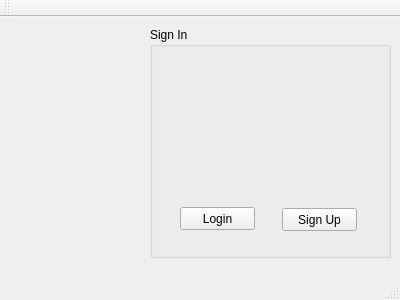
The window that login.ui (SyedMTaseen/DataSeed) describes before a commit, drawn with Qt 5.
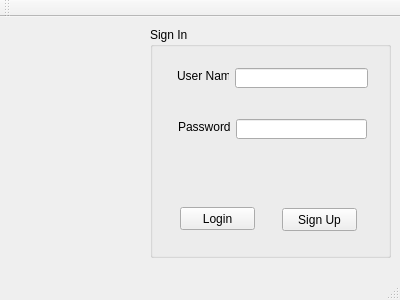
The same window after the commit.

```diff
--- a/login.ui
+++ b/login.ui
@@ -52,49 +52,54 @@
       <string>Sign Up</string>
      </property>
     </widget>
-    <widget class="QWidget" name="">
-     <property name="geometry">
-      <rect>
-       <x>26</x>
-       <y>40</y>
-       <width>193</width>
-       <height>22</height>
-      </rect>
-     </property>
-     <layout class="QHBoxLayout" name="horizontalLayout_2">
-      <item>
-       <widget class="QLabel" name="LUname">
-        <property name="text">
-         <string>User Name</string>
-        </property>
-       </widget>
-      </item>
-      <item>
-       <widget class="QLineEdit" name="TUname"/>
-      </item>
-     </layout>
-    </widget>
-    <widget class="QWidget" name="">
+    <widget class="QLabel" name="LUname">
      <property name="geometry">
       <rect>
        <x>27</x>
-       <y>91</y>
-       <width>191</width>
-       <height>22</height>
+       <y>41</y>
+       <width>52</width>
+       <height>16</height>
       </rect>
      </property>
-     <layout class="QHBoxLayout" name="horizontalLayout">
-      <item>
-       <widget class="QLabel" name="Lpass">
-        <property name="text">
-         <string>Password</string>
-        </property>
-       </widget>
-      </item>
-      <item>
-       <widget class="QLineEdit" name="Tpass"/>
-      </item>
-     </layout>
+     <property name="text">
+      <string>User Name</string>
+     </property>
+    </widget>
+    <widget class="QLineEdit" name="TUname">
+     <property name="geometry">
+      <rect>
+       <x>85</x>
+       <y>41</y>
+       <width>133</width>
+       <height>20</height>
+      </rect>
+     </property>
+    </widget>
+    <widget class="QLabel" name="Lpass">
+     <property name="geometry">
+      <rect>
+       <x>28</x>
+       <y>92</y>
+       <width>52</width>
+       <height>16</height>
+      </rect>
+     </property>
+     <property name="text">
+      <string>Password  </string>
+     </property>
+    </widget>
+    <widget class="QLineEdit" name="Tpass">
+     <property name="geometry">
+      <rect>
+       <x>86</x>
+       <y>92</y>
+       <width>131</width>
+       <height>20</height>
+      </rect>
+     </property>
+     <property name="echoMode">
+      <enum>QLineEdit::Password</enum>
+     </property>
     </widget>
    </widget>
    <widget class="QLabel" name="LPic">
```
Left out of the diff: 4 changed lines with no effect on the pictures.
